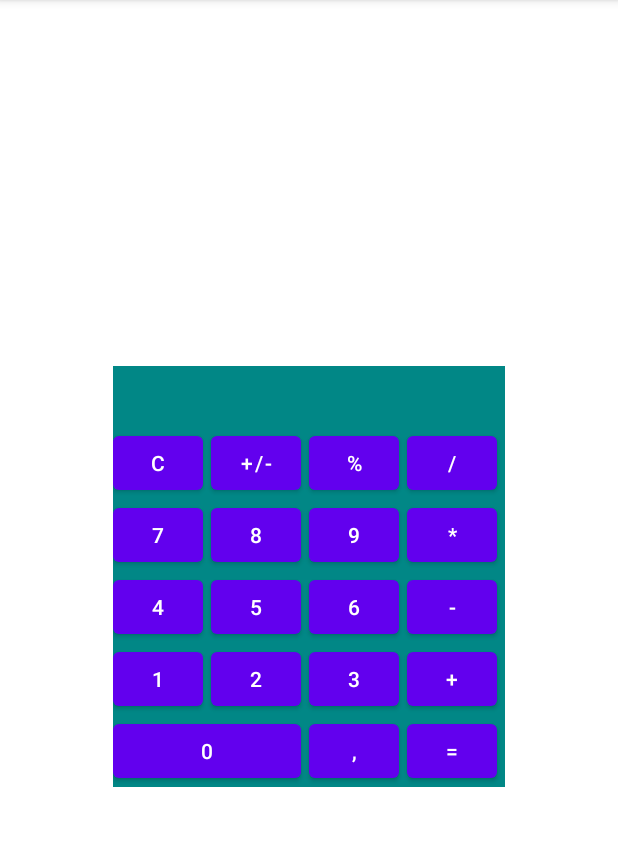
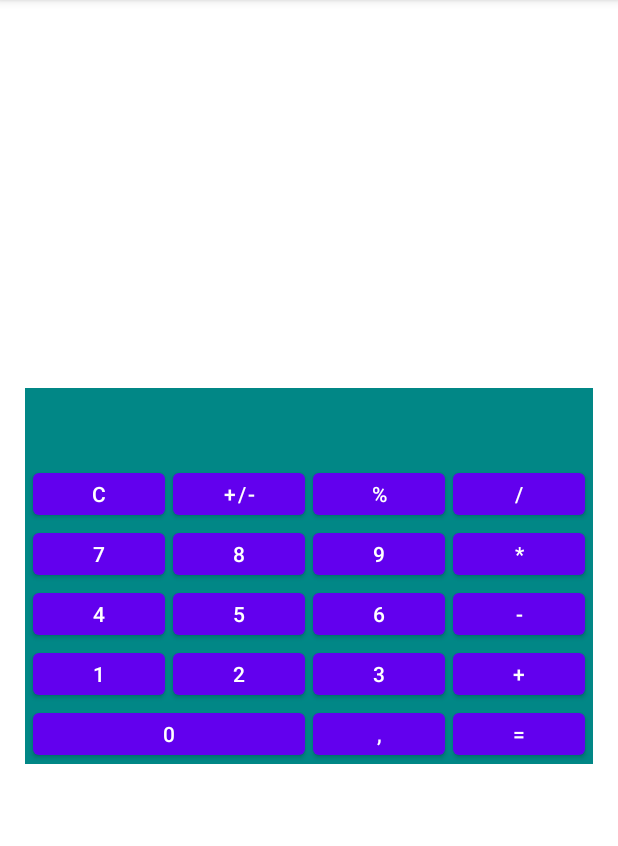
Before and after one commit to danilmv/Android1v2, an Android app: the screen it shows after launch (MainActivity), on a phone screen of 412 x 824 dp, the part 84-930 px from its top. Run offline under Robolectric (Android 15) with nearby library versions, the phone set to English and light mode, and no system bars.

Commit message:
L3: layout changes

```diff
--- a/calculator/src/main/res/layout-land/activity_main.xml
+++ b/calculator/src/main/res/layout-land/activity_main.xml
@@ -1,6 +1,7 @@
 <?xml version="1.0" encoding="utf-8"?>
-<FrameLayout xmlns:android="http://schemas.android.com/apk/res/android"
+<androidx.constraintlayout.widget.ConstraintLayout xmlns:android="http://schemas.android.com/apk/res/android"
     xmlns:app="http://schemas.android.com/apk/res-auto"
+    xmlns:tools="http://schemas.android.com/tools"
     android:layout_width="match_parent"
     android:layout_height="match_parent">
 
@@ -8,19 +9,36 @@
         android:layout_width="match_parent"
         android:layout_height="match_parent"
         android:scaleType="center"
-        app:srcCompat="@drawable/desk"/>
+        app:srcCompat="@drawable/desk" />
 
+    <ScrollView
+        android:id="@+id/scrollView2"
+        android:layout_width="wrap_content"
+        android:layout_height="wrap_content"
+        app:layout_constraintBottom_toBottomOf="parent"
+        app:layout_constraintEnd_toEndOf="parent"
+        app:layout_constraintHorizontal_bias="0.4"
+        app:layout_constraintStart_toEndOf="@+id/container"
+        app:layout_constraintTop_toTopOf="parent">
 
-    <androidx.constraintlayout.widget.ConstraintLayout
-        android:layout_width="match_parent"
-        android:layout_height="match_parent">
+        <TextView
+            android:id="@+id/text_output_history"
+            android:layout_width="wrap_content"
+            android:layout_height="wrap_content"
+            android:layout_gravity="start"
+            android:layout_marginStart="96dp"
+            android:background="@color/teal_700"
+            tools:text="123" />
+    </ScrollView>
 
     <FrameLayout
         android:id="@+id/container"
         android:layout_width="wrap_content"
         android:layout_height="wrap_content"
         app:layout_constraintBottom_toBottomOf="parent"
-            app:layout_constraintEnd_toEndOf="parent"
+        app:layout_constraintEnd_toStartOf="@+id/scrollView2"
+        app:layout_constraintHorizontal_bias="0.6"
+        app:layout_constraintHorizontal_chainStyle="spread_inside"
         app:layout_constraintStart_toStartOf="parent"
         app:layout_constraintTop_toTopOf="parent">
 
@@ -28,4 +46,3 @@
     </FrameLayout>
 
 </androidx.constraintlayout.widget.ConstraintLayout>
-</FrameLayout>
--- a/calculator/src/main/res/layout/activity_main.xml
+++ b/calculator/src/main/res/layout/activity_main.xml
@@ -1,5 +1,6 @@
 <?xml version="1.0" encoding="utf-8"?>
-<FrameLayout xmlns:android="http://schemas.android.com/apk/res/android"
+
+<androidx.constraintlayout.widget.ConstraintLayout xmlns:android="http://schemas.android.com/apk/res/android"
     xmlns:app="http://schemas.android.com/apk/res-auto"
     android:layout_width="match_parent"
     android:layout_height="match_parent">
@@ -8,12 +9,7 @@
         android:layout_width="match_parent"
         android:layout_height="match_parent"
         android:scaleType="center"
-        app:srcCompat="@drawable/desk"/>
-
-
-    <androidx.constraintlayout.widget.ConstraintLayout
-        android:layout_width="match_parent"
-        android:layout_height="match_parent">
+        app:srcCompat="@drawable/desk" />
 
     <FrameLayout
         android:id="@+id/container"
@@ -28,4 +24,3 @@
     </FrameLayout>
 
 </androidx.constraintlayout.widget.ConstraintLayout>
-</FrameLayout>
--- a/calculator/src/main/res/layout/calculator_grid.xml
+++ b/calculator/src/main/res/layout/calculator_grid.xml
@@ -7,163 +7,200 @@
     android:background="@color/teal_700">
 
     <TextView
+        android:id="@+id/text_output_operation"
+        android:layout_height="@dimen/output_height"
+        android:layout_columnSpan="4"
+        android:layout_marginStart="@dimen/buttons_margin_horizontal"
+        android:layout_marginEnd="@dimen/buttons_margin_horizontal"
+        android:singleLine="true"
+        android:textSize="@dimen/text_size_operation"
+        android:layout_gravity="end"
+        android:maxLength="30"
+        tools:text="12345678" />
+    <TextView
         android:id="@+id/text_output"
-        android:layout_width="match_parent"
-        android:layout_height="wrap_content"
+        android:layout_height="@dimen/output_height"
         android:layout_columnSpan="4"
+        android:layout_marginStart="@dimen/buttons_margin_horizontal"
+        android:layout_marginEnd="@dimen/buttons_margin_horizontal"
         android:singleLine="true"
-        android:textSize="30sp"
+        android:maxLength="30"
+        android:textSize="@dimen/text_size_number"
+        android:layout_gravity="end"
         tools:text="12345678" />
-
     <Button
         android:id="@+id/button_c"
-        android:layout_width="@dimen/button_width"
-        android:layout_height="wrap_content"
+        android:layout_height="@dimen/button_height"
         android:layout_marginVertical="@dimen/buttons_margin_vertical"
         android:layout_marginEnd="@dimen/buttons_margin_horizontal"
+        android:layout_marginStart="@dimen/buttons_margin_horizontal"
+        android:layout_gravity="fill"
+        android:layout_columnWeight="1"
         android:text="@string/cancel" />
 
     <Button
         android:id="@+id/button_sign"
-        android:layout_width="@dimen/button_width"
-        android:layout_height="wrap_content"
+        android:layout_height="@dimen/button_height"
         android:layout_marginVertical="@dimen/buttons_margin_vertical"
         android:layout_marginEnd="@dimen/buttons_margin_horizontal"
+        android:layout_gravity="fill"
+        android:layout_columnWeight="1"
         android:text="@string/sign" />
 
     <Button
         android:id="@+id/button_percent"
-        android:layout_width="@dimen/button_width"
-        android:layout_height="wrap_content"
+        android:layout_height="@dimen/button_height"
         android:layout_marginVertical="@dimen/buttons_margin_vertical"
         android:layout_marginEnd="@dimen/buttons_margin_horizontal"
+        android:layout_gravity="fill"
+        android:layout_columnWeight="1"
         android:text="@string/percent" />
 
     <Button
         android:id="@+id/button_divide"
-        android:layout_width="@dimen/button_width"
-        android:layout_height="wrap_content"
+        android:layout_height="@dimen/button_height"
         android:layout_marginVertical="@dimen/buttons_margin_vertical"
         android:layout_marginEnd="@dimen/buttons_margin_horizontal"
+        android:layout_gravity="fill"
+        android:layout_columnWeight="1"
         android:text="@string/divide" />
 
     <Button
         android:id="@+id/button_7"
-        android:layout_width="@dimen/button_width"
-        android:layout_height="wrap_content"
+        android:layout_gravity="fill"
+        android:layout_columnWeight="1"
+        android:layout_height="@dimen/button_height"
         android:layout_marginVertical="@dimen/buttons_margin_vertical"
         android:layout_marginEnd="@dimen/buttons_margin_horizontal"
+        android:layout_marginStart="@dimen/buttons_margin_horizontal"
         android:text="@string/button_7" />
 
     <Button
         android:id="@+id/button_8"
-        android:layout_width="@dimen/button_width"
-        android:layout_height="wrap_content"
+        android:layout_gravity="fill"
+        android:layout_columnWeight="1"
+        android:layout_height="@dimen/button_height"
         android:layout_marginVertical="@dimen/buttons_margin_vertical"
         android:layout_marginEnd="@dimen/buttons_margin_horizontal"
         android:text="@string/button_8" />
 
     <Button
         android:id="@+id/button_9"
-        android:layout_width="@dimen/button_width"
-        android:layout_height="wrap_content"
+        android:layout_gravity="fill"
+        android:layout_columnWeight="1"
+        android:layout_height="@dimen/button_height"
         android:layout_marginVertical="@dimen/buttons_margin_vertical"
         android:layout_marginEnd="@dimen/buttons_margin_horizontal"
         android:text="@string/button_9" />
 
     <Button
         android:id="@+id/button_multiply"
-        android:layout_width="@dimen/button_width"
-        android:layout_height="wrap_content"
+        android:layout_gravity="fill"
+        android:layout_columnWeight="1"
+        android:layout_height="@dimen/button_height"
         android:layout_marginVertical="@dimen/buttons_margin_vertical"
         android:layout_marginEnd="@dimen/buttons_margin_horizontal"
         android:text="@string/multiply" />
 
     <Button
         android:id="@+id/button_4"
-        android:layout_width="@dimen/button_width"
-        android:layout_height="wrap_content"
+        android:layout_gravity="fill"
+        android:layout_columnWeight="1"
+        android:layout_height="@dimen/button_height"
         android:layout_marginVertical="@dimen/buttons_margin_vertical"
         android:layout_marginEnd="@dimen/buttons_margin_horizontal"
+        android:layout_marginStart="@dimen/buttons_margin_horizontal"
         android:text="@string/button_4" />
 
     <Button
         android:id="@+id/button_5"
-        android:layout_width="@dimen/button_width"
-        android:layout_height="wrap_content"
+        android:layout_gravity="fill"
+        android:layout_columnWeight="1"
+        android:layout_height="@dimen/button_height"
         android:layout_marginVertical="@dimen/buttons_margin_vertical"
         android:layout_marginEnd="@dimen/buttons_margin_horizontal"
         android:text="@string/button_5" />
 
     <Button
         android:id="@+id/button_6"
-        android:layout_width="@dimen/button_width"
-        android:layout_height="wrap_content"
+        android:layout_gravity="fill"
+        android:layout_columnWeight="1"
+        android:layout_height="@dimen/button_height"
         android:layout_marginVertical="@dimen/buttons_margin_vertical"
         android:layout_marginEnd="@dimen/buttons_margin_horizontal"
         android:text="@string/button_6" />
 
     <Button
         android:id="@+id/button_subtract"
-        android:layout_width="@dimen/button_width"
-        android:layout_height="wrap_content"
+        android:layout_gravity="fill"
+        android:layout_columnWeight="1"
+        android:layout_height="@dimen/button_height"
         android:layout_marginVertical="@dimen/buttons_margin_vertical"
         android:layout_marginEnd="@dimen/buttons_margin_horizontal"
         android:text="@string/subtract" />
 
     <Button
         android:id="@+id/button_1"
-        android:layout_width="@dimen/button_width"
-        android:layout_height="wrap_content"
+        android:layout_gravity="fill"
+        android:layout_columnWeight="1"
+        android:layout_height="@dimen/button_height"
         android:layout_marginVertical="@dimen/buttons_margin_vertical"
         android:layout_marginEnd="@dimen/buttons_margin_horizontal"
+        android:layout_marginStart="@dimen/buttons_margin_horizontal"
         android:text="@string/button_1" />
 
     <Button
         android:id="@+id/button_2"
-        android:layout_width="@dimen/button_width"
-        android:layout_height="wrap_content"
+        android:layout_gravity="fill"
+        android:layout_columnWeight="1"
+        android:layout_height="@dimen/button_height"
         android:layout_marginVertical="@dimen/buttons_margin_vertical"
         android:layout_marginEnd="@dimen/buttons_margin_horizontal"
         android:text="@string/button_2" />
 
     <Button
         android:id="@+id/button_3"
-        android:layout_width="@dimen/button_width"
-        android:layout_height="wrap_content"
+        android:layout_gravity="fill"
+        android:layout_columnWeight="1"
+        android:layout_height="@dimen/button_height"
         android:layout_marginVertical="@dimen/buttons_margin_vertical"
         android:layout_marginEnd="@dimen/buttons_margin_horizontal"
         android:text="@string/button_3" />
 
     <Button
         android:id="@+id/button_add"
-        android:layout_width="@dimen/button_width"
-        android:layout_height="wrap_content"
+        android:layout_gravity="fill"
+        android:layout_columnWeight="1"
+        android:layout_height="@dimen/button_height"
         android:layout_marginVertical="@dimen/buttons_margin_vertical"
         android:layout_marginEnd="@dimen/buttons_margin_horizontal"
         android:text="@string/add" />
 
     <Button
         android:id="@+id/button_0"
-        android:layout_width="@dimen/button_wide_width_grid"
-        android:layout_height="wrap_content"
+        android:layout_gravity="fill"
+        android:layout_columnWeight="2"
+        android:layout_height="@dimen/button_height"
         android:layout_columnSpan="2"
         android:layout_marginVertical="@dimen/buttons_margin_vertical"
         android:layout_marginEnd="@dimen/buttons_margin_horizontal"
+        android:layout_marginStart="@dimen/buttons_margin_horizontal"
         android:text="@string/button_0" />
 
     <Button
         android:id="@+id/button_point"
-        android:layout_width="@dimen/button_width"
-        android:layout_height="wrap_content"
+        android:layout_gravity="fill"
+        android:layout_columnWeight="1"
+        android:layout_height="@dimen/button_height"
         android:layout_marginVertical="@dimen/buttons_margin_vertical"
         android:layout_marginEnd="@dimen/buttons_margin_horizontal"
         android:text="@string/point" />
 
     <Button
         android:id="@+id/button_equal"
-        android:layout_width="@dimen/button_width"
-        android:layout_height="wrap_content"
+        android:layout_height="@dimen/button_height"
+        android:layout_gravity="fill"
+        android:layout_columnWeight="1"
         android:layout_marginVertical="@dimen/buttons_margin_vertical"
         android:layout_marginEnd="@dimen/buttons_margin_horizontal"
         android:text="@string/equal" />
--- a/calculator/src/main/res/values/dimens.xml
+++ b/calculator/src/main/res/values/dimens.xml
@@ -3,6 +3,9 @@
     <dimen name="buttons_margin_horizontal">5dp</dimen>
     <dimen name="buttons_margin_vertical">2dp</dimen>
     <dimen name="button_width">60dp</dimen>
-    <dimen name="button_wide_width">130dp</dimen>
     <dimen name="button_wide_width_grid">125dp</dimen>
+    <dimen name="button_height">40dp</dimen>
+    <dimen name="output_height">25dp</dimen>
+    <dimen name="text_size_operation">10sp</dimen>
+    <dimen name="text_size_number">20sp</dimen>
 </resources>
```
Lines whose indentation alone changed are shown as unchanged.
